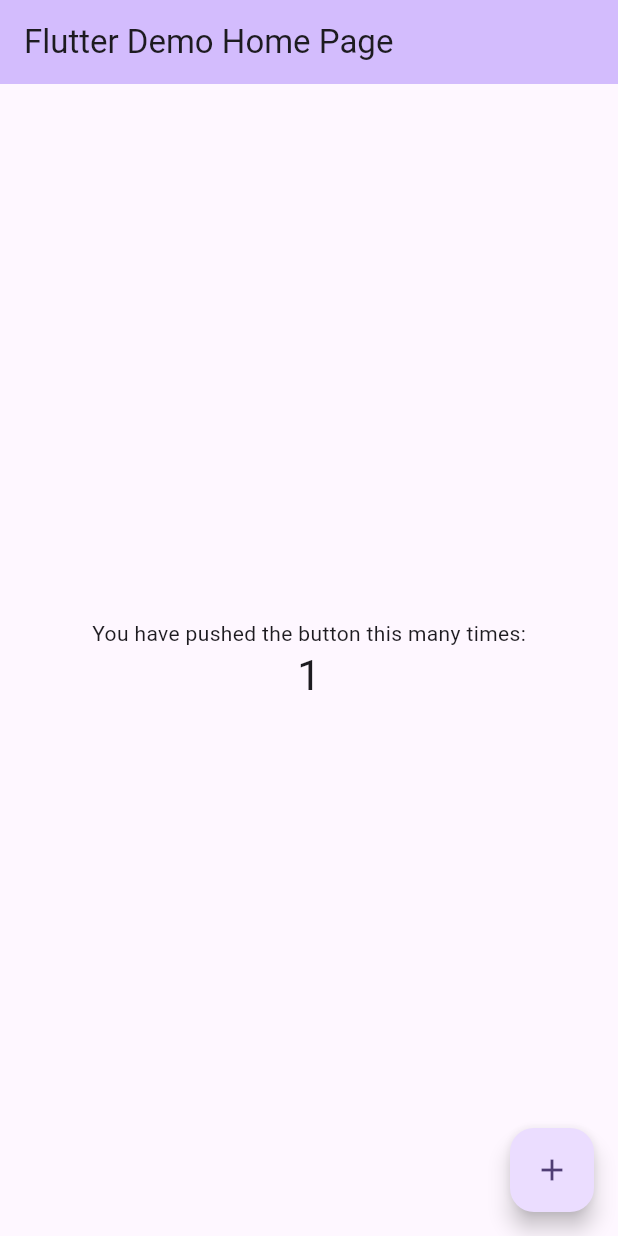
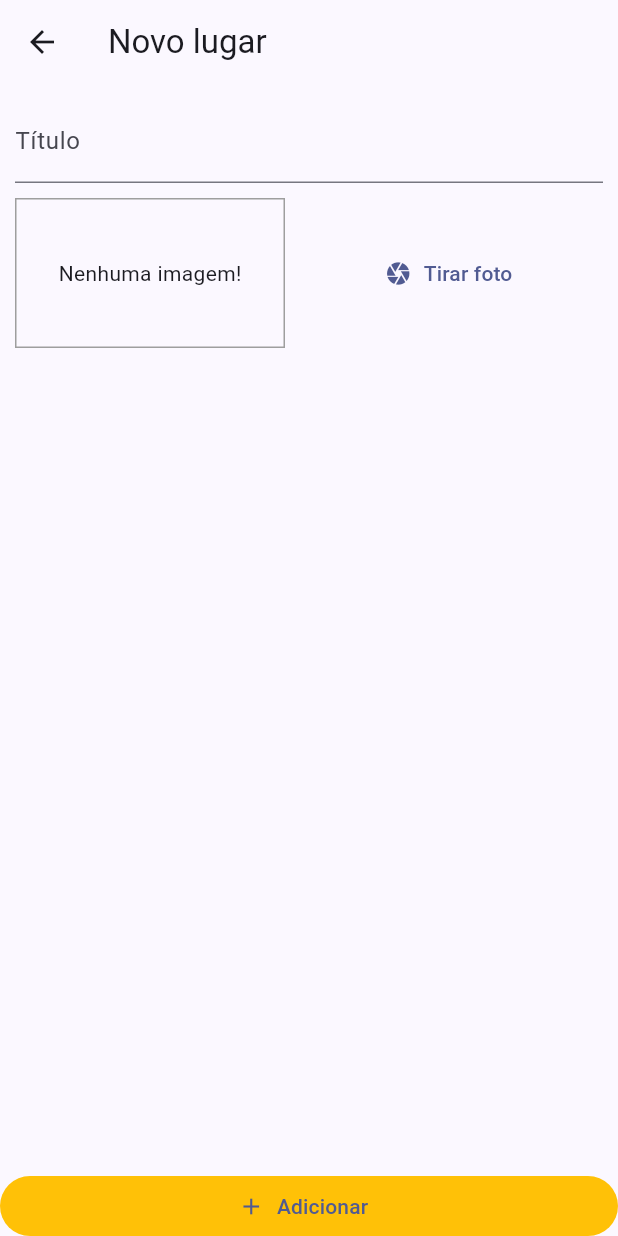
Before and after one commit to victorb132/great_places, a Flutter app: the screen it shows after launch, after a tap on the "add" icon, on a phone screen of 412 x 824 dp. Run offline on Flutter 3.47's test engine with Material 2 defaults, Android fonts, the phone set to English and light mode, and no system bars.

Commit message:
feat/place-form

```diff
--- a/lib/main.dart
+++ b/lib/main.dart
@@ -1,4 +1,7 @@
 import 'package:flutter/material.dart';
+import 'package:great_places/screens/place_from_screen.dart';
+import 'package:great_places/screens/places_list_screen.dart';
+import 'package:great_places/utils/app.routes.dart';
 
 void main() {
   runApp(const MyApp());
@@ -10,61 +13,17 @@ class MyApp extends StatelessWidget {
   @override
   Widget build(BuildContext context) {
     return MaterialApp(
-      title: 'Flutter Demo',
+      title: 'Great Places',
       theme: ThemeData(
-        colorScheme: ColorScheme.fromSeed(seedColor: Colors.deepPurple),
+        colorScheme: ColorScheme.fromSeed(seedColor: Colors.indigo),
+        hintColor: Colors.amber,
         useMaterial3: true,
       ),
       debugShowCheckedModeBanner: false,
-      home: const MyHomePage(title: 'Flutter Demo Home Page'),
+      home: const PlacesListScreen(),
+      routes: {
+        AppRoutes.placeForm: (ctx) => const PlaceFormScreen(),
+      },
     );
   }
 }
-
-class MyHomePage extends StatefulWidget {
-  const MyHomePage({super.key, required this.title});
-
-  final String title;
-
-  @override
-  State<MyHomePage> createState() => _MyHomePageState();
-}
-
-class _MyHomePageState extends State<MyHomePage> {
-  int _counter = 0;
-
-  void _incrementCounter() {
-    setState(() {
-      _counter++;
-    });
-  }
-
-  @override
-  Widget build(BuildContext context) {
-    return Scaffold(
-      appBar: AppBar(
-        backgroundColor: Theme.of(context).colorScheme.inversePrimary,
-        title: Text(widget.title),
-      ),
-      body: Center(
-        child: Column(
-          mainAxisAlignment: MainAxisAlignment.center,
-          children: <Widget>[
-            const Text(
-              'You have pushed the button this many times:',
-            ),
-            Text(
-              '$_counter',
-              style: Theme.of(context).textTheme.headlineMedium,
-            ),
-          ],
-        ),
-      ),
-      floatingActionButton: FloatingActionButton(
-        onPressed: _incrementCounter,
-        tooltip: 'Increment',
-        child: const Icon(Icons.add),
-      ),
-    );
-  }
-}
--- /dev/null
+++ b/lib/models/place.dart
@@ -0,0 +1,27 @@
+import 'dart:io';
+
+class PlaceLocation {
+  final double latitude;
+  final double longitude;
+  final String? address;
+
+  PlaceLocation({
+    required this.latitude,
+    required this.longitude,
+    this.address,
+  });
+}
+
+class Place {
+  final String id;
+  final String title;
+  final PlaceLocation location;
+  final File image;
+
+  Place({
+    required this.id,
+    required this.title,
+    required this.location,
+    required this.image,
+  });
+}
--- /dev/null
+++ b/lib/providers/great_places.dart
@@ -0,0 +1,18 @@
+import 'package:flutter/material.dart';
+import 'package:great_places/models/place.dart';
+
+class GreatPlaces with ChangeNotifier {
+  final List<Place> _items = [];
+
+  List<Place> get items {
+    return [..._items];
+  }
+
+  int get itemsCount {
+    return _items.length;
+  }
+
+  Place itemByIndex(int index) {
+    return _items[index];
+  }
+}
--- /dev/null
+++ b/lib/screens/place_from_screen.dart
@@ -0,0 +1,58 @@
+import 'package:flutter/material.dart';
+import 'package:great_places/widgets/image_input.dart';
+
+class PlaceFormScreen extends StatefulWidget {
+  const PlaceFormScreen({super.key});
+
+  @override
+  State<PlaceFormScreen> createState() => _PlaceFormScreenState();
+}
+
+class _PlaceFormScreenState extends State<PlaceFormScreen> {
+  final _titleController = TextEditingController();
+
+  void _submitForm() {}
+
+  @override
+  Widget build(BuildContext context) {
+    return Scaffold(
+      appBar: AppBar(
+        title: const Text('Novo lugar'),
+      ),
+      body: Column(
+        crossAxisAlignment: CrossAxisAlignment.stretch,
+        children: [
+          Expanded(
+            child: SingleChildScrollView(
+              child: Padding(
+                padding: const EdgeInsets.all(10.0),
+                child: Column(
+                  children: [
+                    TextField(
+                      controller: _titleController,
+                      decoration: const InputDecoration(
+                        labelText: 'Título',
+                      ),
+                    ),
+                    const SizedBox(height: 10),
+                    const ImageInput(),
+                  ],
+                ),
+              ),
+            ),
+          ),
+          ElevatedButton.icon(
+            onPressed: _submitForm,
+            icon: const Icon(Icons.add),
+            label: const Text('Adicionar'),
+            style: ElevatedButton.styleFrom(
+              elevation: 0,
+              tapTargetSize: MaterialTapTargetSize.shrinkWrap,
+              backgroundColor: Theme.of(context).hintColor,
+            ),
+          ),
+        ],
+      ),
+    );
+  }
+}
--- /dev/null
+++ b/lib/screens/places_list_screen.dart
@@ -0,0 +1,26 @@
+import 'package:flutter/material.dart';
+import 'package:great_places/utils/app.routes.dart';
+
+class PlacesListScreen extends StatelessWidget {
+  const PlacesListScreen({super.key});
+
+  @override
+  Widget build(BuildContext context) {
+    return Scaffold(
+      appBar: AppBar(
+        title: const Text('Meus lugares'),
+        actions: [
+          IconButton(
+            onPressed: () {
+              Navigator.of(context).pushNamed(AppRoutes.placeForm);
+            },
+            icon: const Icon(Icons.add),
+          ),
+        ],
+      ),
+      body: const Center(
+        child: CircularProgressIndicator(),
+      ),
+    );
+  }
+}
--- /dev/null
+++ b/lib/utils/app.routes.dart
@@ -0,0 +1,3 @@
+class AppRoutes {
+  static const String placeForm = '/place-form';
+}
--- /dev/null
+++ b/lib/widgets/image_input.dart
@@ -0,0 +1,35 @@
+import 'package:flutter/material.dart';
+
+class ImageInput extends StatefulWidget {
+  const ImageInput({super.key});
+
+  @override
+  State<ImageInput> createState() => _ImageInputState();
+}
+
+class _ImageInputState extends State<ImageInput> {
+  @override
+  Widget build(BuildContext context) {
+    return Row(
+      children: [
+        Container(
+          width: 180,
+          height: 100,
+          decoration: BoxDecoration(
+            border: Border.all(width: 1, color: Colors.grey),
+          ),
+          alignment: Alignment.center,
+          child: const Text('Nenhuma imagem!'),
+        ),
+        const SizedBox(width: 10),
+        Expanded(
+          child: TextButton.icon(
+            onPressed: () {},
+            icon: const Icon(Icons.camera),
+            label: const Text('Tirar foto'),
+          ),
+        )
+      ],
+    );
+  }
+}
--- a/pubspec.yaml
+++ b/pubspec.yaml
@@ -30,6 +30,7 @@ environment:
 dependencies:
   flutter:
     sdk: flutter
+  provider: ^6.0.5
 
 
   # The following adds the Cupertino Icons font to your application.
```
Also changed, not shown: pubspec.lock.
